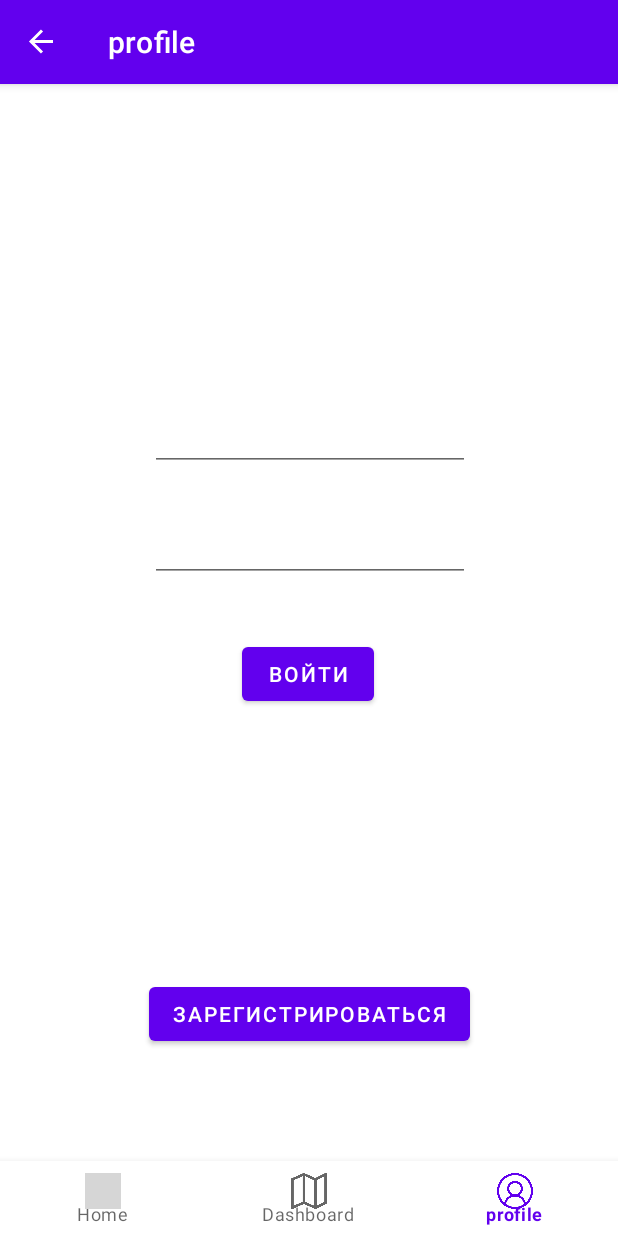
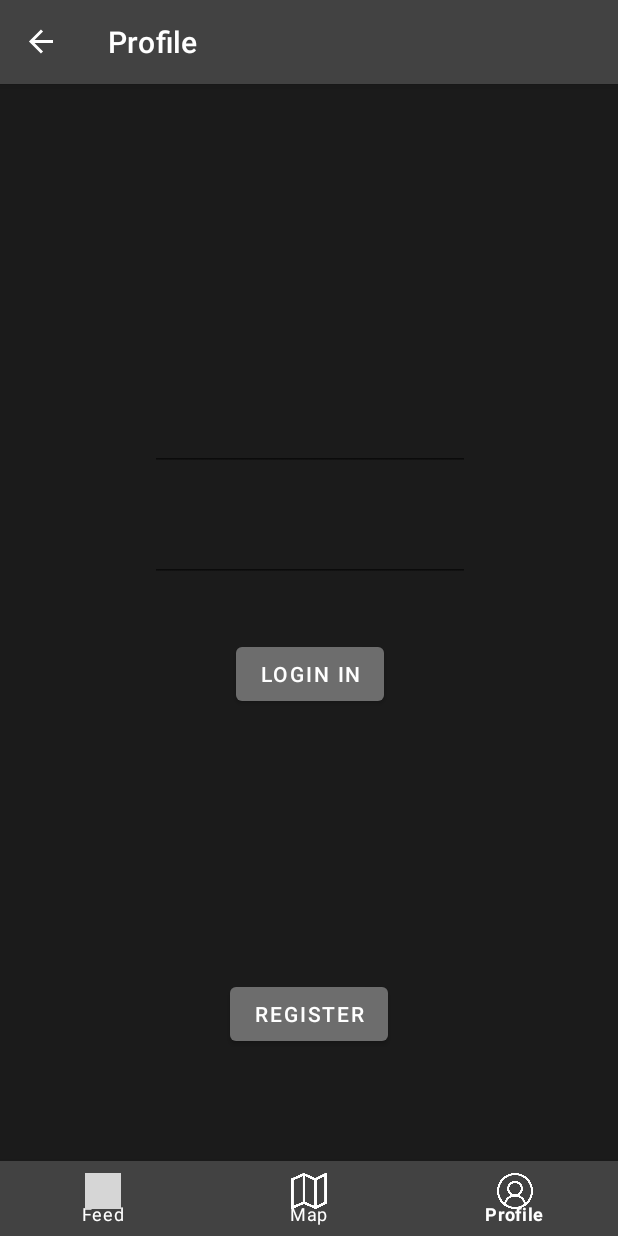
Before and after one commit to 20-TubonD-20/motoBratstvo, an Android app: the ProfileFragment screen opened through its navigation route, on a phone screen of 412 x 824 dp. Run offline under Robolectric (Android 15) with nearby library versions, the phone set to English and light mode, and no system bars; our stand-ins replace Firebase (no records; nobody signed in at launch, a user with empty details on screens opened directly), navigation-ui; libraries missing offline, so code that uses them is left out: com.yandex.mapkit; 2 statements that could not run were skipped; grey boxes are pictures that could not be loaded.

Commit message:
+ loc ru + norm strings + style

```diff
--- a/app/src/main/java/com/example/motobratstvo/ui/feed/FeedFragment.java
+++ b/app/src/main/java/com/example/motobratstvo/ui/feed/FeedFragment.java
@@ -35,10 +35,14 @@ public class FeedFragment extends Fragment {
         // начальная инициализация списка
         setInitialData();
         // создаем адаптер
-        StateAdapter adapter = new StateAdapter((Context) getActivity(), news);
+        RecyclerViewAdapter adapter = new RecyclerViewAdapter((Context) getActivity(), news);
         // устанавливаем для списка адаптер
         recView.setAdapter(adapter);
 
         return root;
     }
+
+    public static int getSize(){
+        return 1;
+    }
 }
--- a/app/src/main/java/com/example/motobratstvo/ui/feed/StateAdapter.java
+++ b/app/src/main/java/com/example/motobratstvo/ui/feed/RecyclerViewAdapter.java
@@ -8,34 +8,37 @@ import android.view.ViewGroup;
 import android.widget.ImageView;
 import android.widget.TextView;
 
-import androidx.annotation.NonNull;
 import androidx.recyclerview.widget.RecyclerView;
+import androidx.viewpager.widget.PagerAdapter;
+import androidx.viewpager.widget.ViewPager;
+import androidx.viewpager2.widget.ViewPager2;
 
 
+import com.example.motobratstvo.MainActivity;
 import com.example.motobratstvo.R;
 
 import java.util.List;
 
-public class StateAdapter extends RecyclerView.Adapter<StateAdapter.ViewHolder>{
+public class RecyclerViewAdapter extends RecyclerView.Adapter<RecyclerViewAdapter.ViewHolder>{
 
     private final LayoutInflater inflater;
     private final List<News> news;
 
-    StateAdapter(Context context, List<News> news) {
+    RecyclerViewAdapter(Context context, List<News> news) {
         this.news = news;
         this.inflater = LayoutInflater.from(context);
     }
     @Override
-    public com.example.motobratstvo.ui.feed.StateAdapter.ViewHolder onCreateViewHolder(ViewGroup parent, int viewType) {
+    public RecyclerViewAdapter.ViewHolder onCreateViewHolder(ViewGroup parent, int viewType) {
 
-        @SuppressLint("ResourceType") View view = inflater.inflate(R.layout.list_item, parent, false);
+        @SuppressLint("ResourceType") View view = inflater.inflate(R.layout.recycler_view_cards, parent, false);
         return new ViewHolder(view);
     }
 
     @Override
-    public void onBindViewHolder(com.example.motobratstvo.ui.feed.StateAdapter.ViewHolder holder, int position) {
+    public void onBindViewHolder(RecyclerViewAdapter.ViewHolder holder, int position) {
         News news_ = news.get(position);
-        holder.imageView.setImageResource(news_.getImage());
+        //holder.imageView.setImageResource(news_.getImage());
         holder.textView.setText(news_.getText());
         holder.titleView.setText(news_.getTitle());
     }
@@ -46,15 +49,17 @@ public class StateAdapter extends RecyclerView.Adapter<StateAdapter.ViewHolder>{
     }
 
     public static class ViewHolder extends RecyclerView.ViewHolder {
-        final ImageView imageView;
+        //final ImageView imageView;
         final TextView titleView, textView;
+        final ViewPager2 viewPager2;
 
 
-        ViewHolder(View view){
+        ViewHolder(View view) {
             super(view);
-            imageView = (ImageView)view.findViewById(R.id.newsImage);
+            //imageView = (ImageView)view.findViewById(R.id.newsImage);
             textView = (TextView) view.findViewById(R.id.textNews);
             titleView = (TextView) view.findViewById(R.id.titleNews);
+            viewPager2 = (ViewPager2) view.findViewById(R.id.viewPagerImages);
         }
     }
 }
--- a/app/src/main/res/layout/activity_main.xml
+++ b/app/src/main/res/layout/activity_main.xml
@@ -9,10 +9,13 @@
         android:id="@+id/nav_view"
         android:layout_width="0dp"
         android:layout_height="50dp"
+        android:background="@color/darkGray"
+        app:itemIconTint="@color/white"
+        app:itemTextColor="@color/white"
         app:layout_constraintBottom_toBottomOf="parent"
         app:layout_constraintLeft_toLeftOf="parent"
         app:layout_constraintRight_toRightOf="parent"
-        app:menu="@menu/bottom_nav_menu"/>
+        app:menu="@menu/bottom_nav_menu" />
 
     <fragment
         android:id="@+id/nav_host_fragment"
--- a/app/src/main/res/layout/fragment_feed.xml
+++ b/app/src/main/res/layout/fragment_feed.xml
@@ -4,7 +4,7 @@
     xmlns:tools="http://schemas.android.com/tools"
     android:layout_width="match_parent"
     android:layout_height="match_parent"
-    android:background="@color/black"
+    android:background="@color/styleBlack"
     tools:context=".ui.feed.FeedFragment">
 
 
--- a/app/src/main/res/layout/fragment_profile_not_auth.xml
+++ b/app/src/main/res/layout/fragment_profile_not_auth.xml
@@ -4,7 +4,8 @@
     xmlns:app="http://schemas.android.com/apk/res-auto"
     xmlns:tools="http://schemas.android.com/tools"
     android:layout_width="match_parent"
-    android:layout_height="match_parent">
+    android:layout_height="match_parent"
+    android:background="@color/styleBlack">
 
     <EditText
         android:id="@+id/editTextTextEmailAddress"
@@ -49,7 +50,9 @@
         android:layout_marginEnd="159dp"
         android:layout_marginRight="159dp"
         android:layout_marginBottom="150dp"
-        android:text="Войти"
+        android:text="@string/button_login_in"
+        android:textColor="@color/white"
+        app:backgroundTint="@color/lightGray"
         app:layout_constraintBottom_toTopOf="@+id/buttonRegister"
         app:layout_constraintEnd_toEndOf="parent"
         app:layout_constraintHorizontal_bias="0.4"
@@ -65,7 +68,9 @@
         android:layout_marginEnd="159dp"
         android:layout_marginRight="159dp"
         android:layout_marginBottom="45dp"
-        android:text="Зарегистрироваться"
+        android:text="@string/button_registration"
+        android:textColor="@color/white"
+        app:backgroundTint="@color/lightGray"
         app:layout_constraintBottom_toBottomOf="parent"
         app:layout_constraintEnd_toEndOf="parent"
         app:layout_constraintStart_toStartOf="parent"
--- a/app/src/main/res/menu/bottom_nav_menu.xml
+++ b/app/src/main/res/menu/bottom_nav_menu.xml
@@ -4,16 +4,16 @@
     <item
         android:id="@+id/navigation_feed"
         android:icon="@drawable/ic_feed"
-        android:title="@string/title_home" />
+        android:title="@string/title_feed" />
 
     <item
         android:id="@+id/navigation_map"
         android:icon="@drawable/ic_map"
-        android:title="@string/title_dashboard" />
+        android:title="@string/title_map" />
 
     <item
         android:id="@+id/navigation_profile"
         android:icon="@drawable/ic_profile"
-        android:title="profile" />
+        android:title="@string/title_profile" />
 
 </menu>
--- a/app/src/main/res/navigation/mobile_navigation.xml
+++ b/app/src/main/res/navigation/mobile_navigation.xml
@@ -8,19 +8,19 @@
     <fragment
         android:id="@+id/navigation_feed"
         android:name="com.example.motobratstvo.ui.feed.FeedFragment"
-        android:label="@string/title_home"
+        android:label="@string/title_feed"
         tools:layout="@layout/fragment_feed" />
 
     <fragment
         android:id="@+id/navigation_map"
         android:name="com.example.motobratstvo.ui.map.MapFragment"
-        android:label="@string/title_dashboard"
+        android:label="@string/title_map"
         tools:layout="@layout/fragment_map" />
 
     <fragment
         android:id="@+id/navigation_profile"
         android:name="com.example.motobratstvo.ui.profile.ProfileFragment"
-        android:label="profile" />
+        android:label="@string/title_profile" />
     <!-- tools:layout="@layout/fragment_profile_not_auth" -->
 
 </navigation>
--- a/app/src/main/res/values-night/themes.xml
+++ b/app/src/main/res/values-night/themes.xml
@@ -2,13 +2,13 @@
     <!-- Base application theme. -->
     <style name="Theme.MotoBratstvo" parent="Theme.MaterialComponents.DayNight.DarkActionBar">
         <!-- Primary brand color. -->
-        <item name="colorPrimary">@color/purple_200</item>
-        <item name="colorPrimaryVariant">@color/purple_700</item>
-        <item name="colorOnPrimary">@color/black</item>
+        <item name="colorPrimary">@color/darkGray</item>
+        <item name="colorPrimaryVariant">@color/darkGray</item>
+        <item name="colorOnPrimary">@color/white</item>
         <!-- Secondary brand color. -->
-        <item name="colorSecondary">@color/teal_200</item>
-        <item name="colorSecondaryVariant">@color/teal_200</item>
-        <item name="colorOnSecondary">@color/black</item>
+        <item name="colorSecondary">@color/darkGray</item>
+        <item name="colorSecondaryVariant">@color/darkGray</item>
+        <item name="colorOnSecondary">@color/white</item>
         <!-- Status bar color. -->
         <item name="android:statusBarColor" tools:targetApi="l">?attr/colorPrimaryVariant</item>
         <!-- Customize your theme here. -->
--- a/app/src/main/res/values/colors.xml
+++ b/app/src/main/res/values/colors.xml
@@ -7,4 +7,9 @@
     <color name="teal_700">#FF018786</color>
     <color name="black">#FF000000</color>
     <color name="white">#FFFFFFFF</color>
+    <color name="darkGray">#424242</color>
+    <color name="lightGray">#6D6D6D</color>
+    <color name="styleBlack">#1B1B1B</color>
+
+
 </resources>
--- a/app/src/main/res/values/strings.xml
+++ b/app/src/main/res/values/strings.xml
@@ -1,6 +1,8 @@
 <resources>
     <string name="app_name">motoBratstvo</string>
-    <string name="title_home">Home</string>
-    <string name="title_dashboard">Dashboard</string>
-    <string name="title_notifications">Notifications</string>
+    <string name="title_feed">Feed</string>
+    <string name="title_map">Map</string>
+    <string name="title_profile">Profile</string>
+    <string name="button_registration">register</string>
+    <string name="button_login_in">Login in</string>
 </resources>
--- a/app/src/main/res/values/themes.xml
+++ b/app/src/main/res/values/themes.xml
@@ -2,13 +2,13 @@
     <!-- Base application theme. -->
     <style name="Theme.MotoBratstvo" parent="Theme.MaterialComponents.DayNight.DarkActionBar">
         <!-- Primary brand color. -->
-        <item name="colorPrimary">@color/purple_500</item>
-        <item name="colorPrimaryVariant">@color/purple_700</item>
+        <item name="colorPrimary">@color/darkGray</item>
+        <item name="colorPrimaryVariant">@color/darkGray</item>
         <item name="colorOnPrimary">@color/white</item>
         <!-- Secondary brand color. -->
-        <item name="colorSecondary">@color/teal_200</item>
-        <item name="colorSecondaryVariant">@color/teal_700</item>
-        <item name="colorOnSecondary">@color/black</item>
+        <item name="colorSecondary">@color/darkGray</item>
+        <item name="colorSecondaryVariant">@color/darkGray</item>
+        <item name="colorOnSecondary">@color/white</item>
         <!-- Status bar color. -->
         <item name="android:statusBarColor" tools:targetApi="l">?attr/colorPrimaryVariant</item>
         <!-- Customize your theme here. -->
```
Also changed, not shown: app/src/main/java/com/example/motobratstvo/ui/feed/ViewPagerImagesAdapter.java (added, +54 -0 lines), app/src/main/res/layout/list_item.xml (deleted, +0 -38 lines), app/src/main/res/layout/recycler_view_cards.xml (added, +77 -0 lines), app/src/main/res/layout/view_pager.xml (added, +18 -0 lines), 1 other file.
